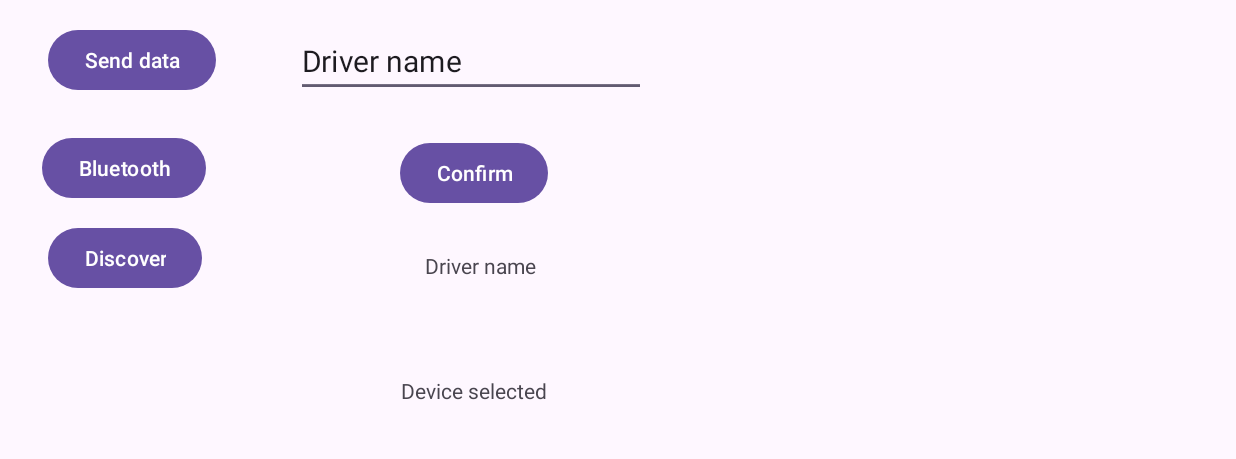
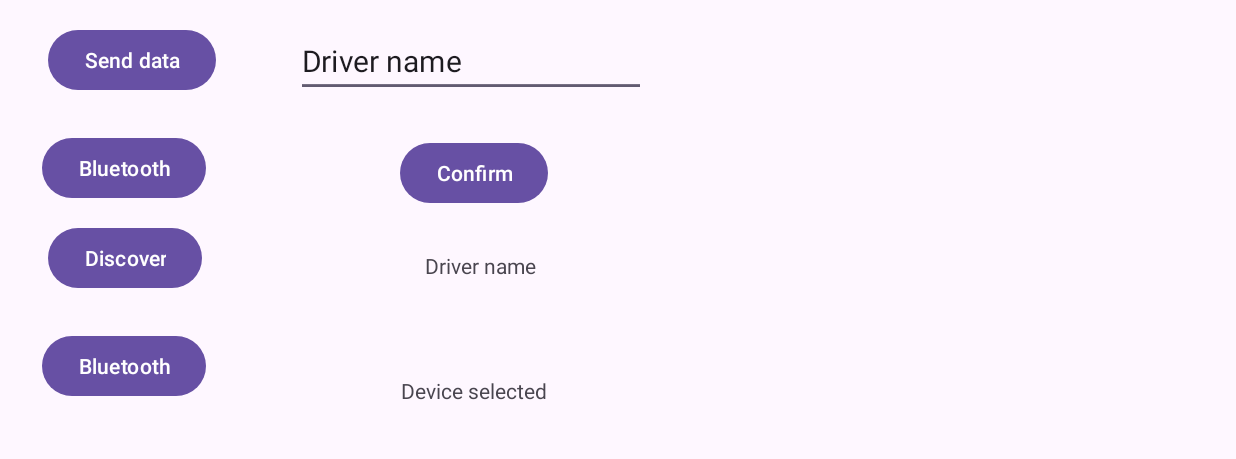
Before and after one commit to Claudiu0707/car-controller, an Android app: the screen it shows after launch (MainActivity), on a phone screen of 824 x 412 dp (held sideways), the part 114-573 px from its top. Run offline under Robolectric (Android 15) with nearby library versions, the phone set to English and light mode, and no system bars.

Commit message:
Activity created for bluetooth manager
Signed-off-by: Muresan Claudiu <muresanclaudiu0707@gmail.com>

```diff
--- a/app/src/main/java/com/example/carcontroller/MainActivity.java
+++ b/app/src/main/java/com/example/carcontroller/MainActivity.java
@@ -17,8 +17,13 @@ import android.view.*;
 import android.widget.*;
 
 import android.bluetooth.*;
+
+import androidx.activity.EdgeToEdge;
 import androidx.appcompat.app.AppCompatActivity;
 import androidx.core.app.ActivityCompat;
+import androidx.core.graphics.Insets;
+import androidx.core.view.ViewCompat;
+import androidx.core.view.WindowInsetsCompat;
 
 /*
 *   Notes:
@@ -30,8 +35,8 @@ import androidx.core.app.ActivityCompat;
 
 
 /*
+*   TODO: Refactor code to free MainActivity
 *   TODO: Implement the bluetooth service
-*   TODO: Refactor code to free MainActivity
 *   TODO: Create new UI interface for app
 */
 public class MainActivity extends AppCompatActivity{
@@ -51,12 +56,21 @@ public class MainActivity extends AppCompatActivity{
 
     @Override
     protected void onCreate(Bundle savedInstanceState) {
+
         super.onCreate(savedInstanceState);
+        EdgeToEdge.enable(this);
         setContentView(R.layout.activity_main);
+        ViewCompat.setOnApplyWindowInsetsListener(findViewById(R.id.main), (v, insets) -> {
+            Insets systemBars = insets.getInsets(WindowInsetsCompat.Type.systemBars());
+            v.setPadding(systemBars.left, systemBars.top, systemBars.right, systemBars.bottom);
+            return insets;
+        });
+
 
         // Buttons initialization
         Button bluetoothToggleButton = (Button) findViewById(R.id.bluetoothToggleButton);
         Button discoverButton = (Button) findViewById(R.id.discoverButton);
+        Button bluetoothButton = (Button) findViewById(R.id.bluetoothButton);
 
         lvNewDevice = (ListView) findViewById(R.id.lvNewDevices);
         lvPairedDevice = (ListView) findViewById(R.id.lvPairedDevices);
@@ -79,17 +93,25 @@ public class MainActivity extends AppCompatActivity{
         bluetoothToggleButton.setOnClickListener(new View.OnClickListener() {
             @Override
             public void onClick(View v) {
-                Log.d(TAG, "onClick: toggle bluetooth.");
+                Log.d(TAG, "onClick: bluetoothToggleButton");
                 enableDisableBT();
             }
         });
         discoverButton.setOnClickListener(new View.OnClickListener() {
             @Override
             public void onClick(View v) {
-                Log.d(TAG, "onClick: discover devices.");
+                Log.d(TAG, "onClick: discoverButton");
                 discoverBT();
             }
         });
+        bluetoothButton.setOnClickListener(new View.OnClickListener() {
+            @Override
+            public void onClick(View v) {
+                Log.d(TAG, "onClick: bluetooth");
+                launchActivityBluetooth();
+            }
+        });
+
 
         // Broadcasts when a bond state changes (i.e. pairing)
         IntentFilter filter = new IntentFilter(BluetoothDevice.ACTION_BOND_STATE_CHANGED);
@@ -132,14 +154,6 @@ public class MainActivity extends AppCompatActivity{
 
                 // Check bond state
                 Log.d(TAG, "Device bond state: " + device.getBondState());
-
-                // If bond is not solid, try to repair
-               /* if (device.getBondState() != BluetoothDevice.BOND_BONDED) {
-                    Log.w(TAG, "Device not properly bonded, attempting to bond...");
-                    device.createBond();
-                    Toast.makeText(MainActivity.this, "Pairing device...", Toast.LENGTH_SHORT).show();
-                    return;
-                }*/
 
                 if (device.getBondState() == BluetoothDevice.BOND_BONDED){
                     activeConnectThread = new ConnectThread(device, mBluetoothManager, MainActivity.this);
@@ -354,6 +368,10 @@ public class MainActivity extends AppCompatActivity{
         startActivity(i);
     }
 
+    public void launchActivityBluetooth(){
+        Intent intent = new Intent(this, BluetoothManagerActivity.class);
+        startActivity(intent);
+    }
 
     private static final int PERMISSION_REQUEST_CODE = 100;
 
--- a/app/src/main/res/layout/activity_main.xml
+++ b/app/src/main/res/layout/activity_main.xml
@@ -93,6 +93,16 @@
         app:layout_constraintTop_toTopOf="parent" />
 
     <Button
+        android:id="@+id/bluetoothButton"
+        android:layout_width="wrap_content"
+        android:layout_height="wrap_content"
+        android:layout_marginStart="28dp"
+        android:layout_marginTop="296dp"
+        android:text="@string/bluetoothButton"
+        app:layout_constraintStart_toStartOf="parent"
+        app:layout_constraintTop_toTopOf="parent" />
+
+    <Button
         android:id="@+id/discoverButton"
         android:layout_width="wrap_content"
         android:layout_height="wrap_content"
```
Also changed, not shown: app/src/main/AndroidManifest.xml (+24 -11 lines), app/src/main/java/com/example/carcontroller/BluetoothManagerActivity.java (added, +46 -0 lines), app/src/main/res/layout/activity_bluetooth_manager.xml (added, +21 -0 lines).
